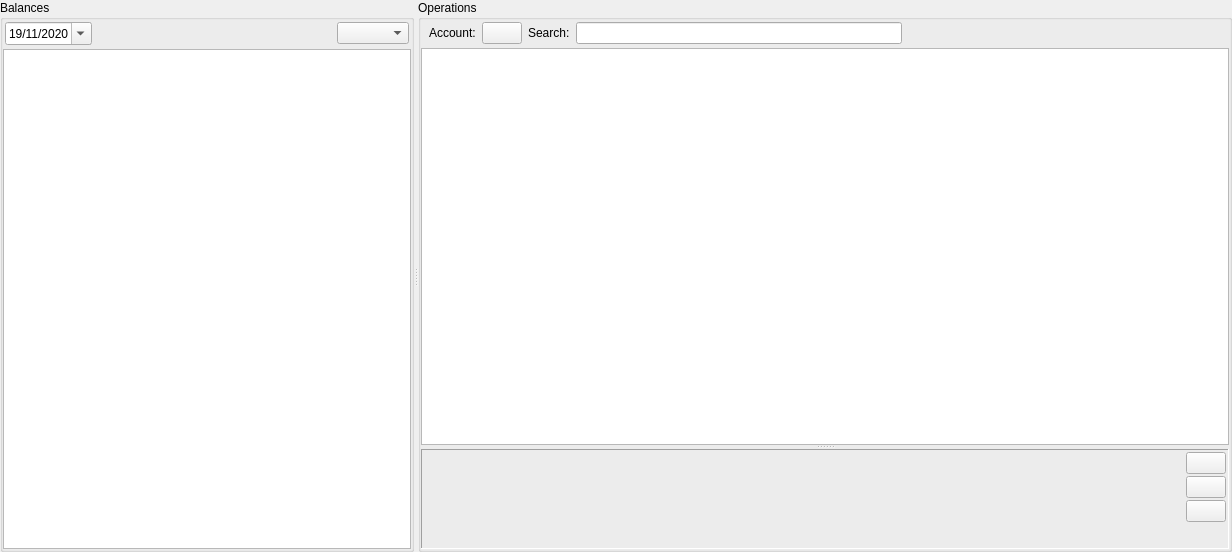
Above: jal/ui/operations_widget.ui from titov-vv/jal before the change. Below: the same form after it.
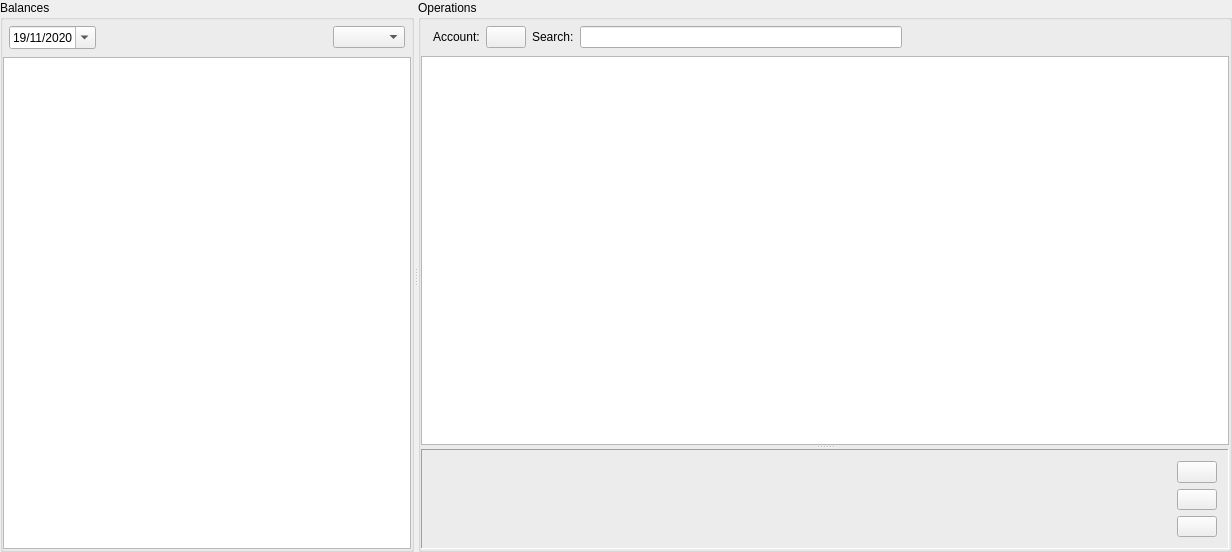
That is the form after the change. Custom widgets are drawn as their Qt base class.

Commit message: Restore of native Qt spacing layout spacing for better compatibility. Tab order and label buddies we set for forms.

```diff
--- a/jal/ui/operations_widget.ui
+++ b/jal/ui/operations_widget.ui
@@ -57,9 +57,6 @@
        <string>Balances</string>
       </property>
       <layout class="QVBoxLayout" name="verticalLayout">
-       <property name="spacing">
-        <number>2</number>
-       </property>
        <property name="leftMargin">
         <number>0</number>
        </property>
@@ -97,13 +94,13 @@
          </property>
          <layout class="QHBoxLayout" name="horizontalLayout_2">
           <property name="leftMargin">
-           <number>2</number>
+           <number>6</number>
           </property>
           <property name="topMargin">
-           <number>2</number>
+           <number>6</number>
           </property>
           <property name="rightMargin">
-           <number>2</number>
+           <number>6</number>
           </property>
           <property name="bottomMargin">
            <number>2</number>
@@ -169,9 +166,6 @@
        <string>Operations</string>
       </property>
       <layout class="QVBoxLayout" name="verticalLayout_2">
-       <property name="spacing">
-        <number>2</number>
-       </property>
        <property name="leftMargin">
         <number>0</number>
        </property>
@@ -206,13 +200,13 @@
          </property>
          <layout class="QHBoxLayout" name="horizontalLayout_3">
           <property name="leftMargin">
-           <number>2</number>
+           <number>6</number>
           </property>
           <property name="topMargin">
-           <number>2</number>
+           <number>6</number>
           </property>
           <property name="rightMargin">
-           <number>2</number>
+           <number>6</number>
           </property>
           <property name="bottomMargin">
            <number>2</number>
@@ -224,6 +218,22 @@
             </property>
            </widget>
           </item>
+          <item>
+           <spacer name="accountGroupSpacer">
+            <property name="orientation">
+             <enum>Qt::Orientation::Horizontal</enum>
+            </property>
+            <property name="sizeType">
+             <enum>QSizePolicy::Fixed</enum>
+            </property>
+            <property name="sizeHint" stdset="0">
+             <size>
+              <width>0</width>
+              <height>20</height>
+             </size>
+            </property>
+           </spacer>
+          </item>
           <item>
            <widget class="QLabel" name="AccountLbl">
             <property name="text">
@@ -234,6 +244,22 @@
           <item>
            <widget class="AccountButton" name="ChooseAccountBtn"/>
           </item>
+          <item>
+           <spacer name="searchGroupSpacer">
+            <property name="orientation">
+             <enum>Qt::Orientation::Horizontal</enum>
+            </property>
+            <property name="sizeType">
+             <enum>QSizePolicy::Fixed</enum>
+            </property>
+            <property name="sizeHint" stdset="0">
+             <size>
+              <width>0</width>
+              <height>20</height>
+             </size>
+            </property>
+           </spacer>
+          </item>
           <item>
            <widget class="QLabel" name="SearchLbl">
             <property name="text">
@@ -314,18 +340,6 @@
            <number>1</number>
           </property>
           <layout class="QHBoxLayout" name="horizontalLayout_4">
-           <property name="leftMargin">
-            <number>0</number>
-           </property>
-           <property name="topMargin">
-            <number>0</number>
-           </property>
-           <property name="rightMargin">
-            <number>0</number>
-           </property>
-           <property name="bottomMargin">
-            <number>0</number>
-           </property>
            <item>
             <widget class="JalOperationsTabs" name="OperationsTabs" native="true">
              <property name="sizePolicy">
@@ -345,9 +359,6 @@
               </sizepolicy>
              </property>
              <layout class="QVBoxLayout" name="verticalLayout_3">
-              <property name="spacing">
-               <number>2</number>
-              </property>
               <property name="leftMargin">
                <number>2</number>
               </property>
```
Left out of the diff: 22 changed lines with no effect on the pictures. The commit also changes 82 other files.
